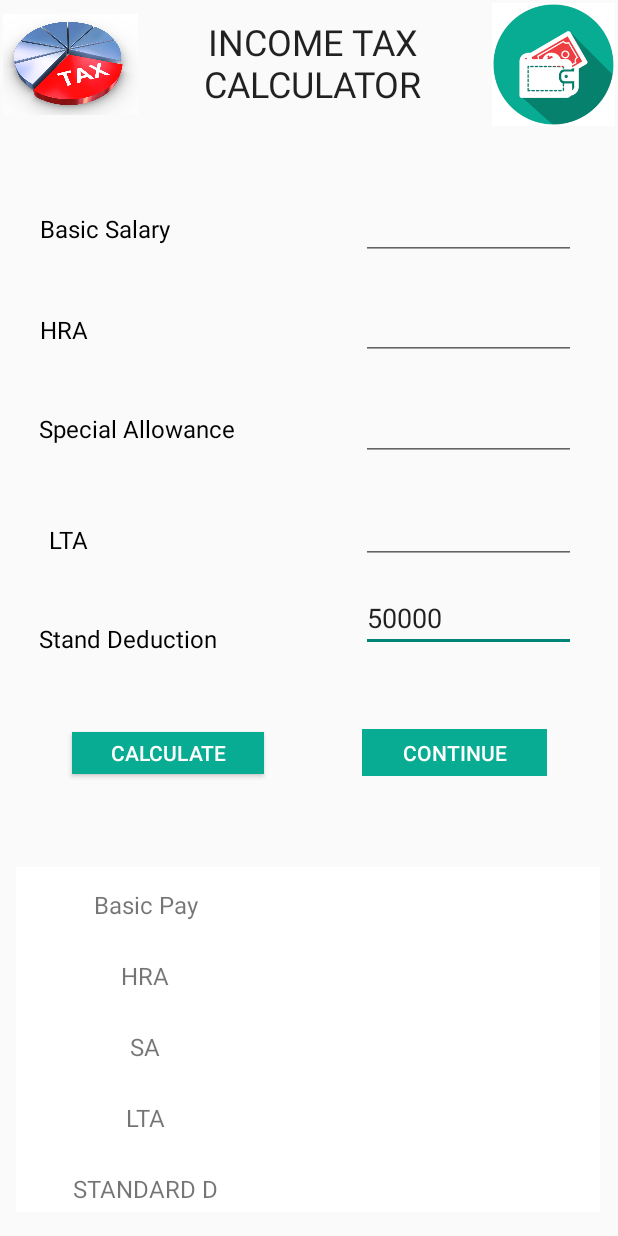
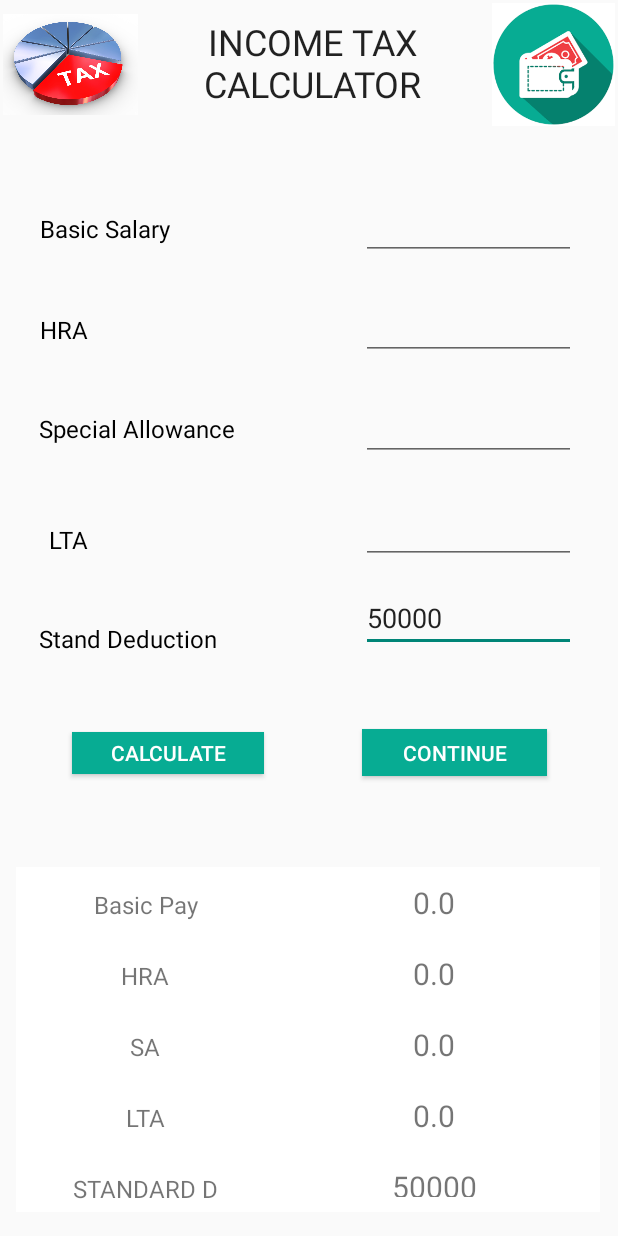
Before and after one commit to josharsh/Finance-Manager, an Android app: the IncomeActivity screen opened directly, with no data from a screen before it, after a tap on "CALCULATE", on a phone screen of 412 x 824 dp. Run offline under Robolectric (Android 15) with nearby library versions, the phone set to English and light mode, and no system bars.

Commit message:
Implemented:
1) Gradle upgrade
2) jdk upgrade to version 11
3) Updated dependencies
4) Implemented View Binding in place of findviewbyid
5) Worked on errors due to blank entries in income tax calculator.

```diff
--- a/app/src/main/java/com/cmt/taxcalculator/IncomeActivity.java
+++ b/app/src/main/java/com/cmt/taxcalculator/IncomeActivity.java
@@ -1,13 +1,19 @@
 package com.cmt.taxcalculator;
 
+import static android.content.ContentValues.TAG;
+
 import android.content.Intent;
-import androidx.appcompat.app.AppCompatActivity;
 import android.os.Bundle;
+import android.util.Log;
 import android.view.View;
 import android.widget.Button;
 import android.widget.EditText;
 import android.widget.TextView;
 import android.widget.Toast;
+
+import androidx.appcompat.app.AppCompatActivity;
+
+import com.cmt.taxcalculator.databinding.ActivityIncomeBinding;
 
 
 public class IncomeActivity extends AppCompatActivity {
@@ -16,55 +22,59 @@ public class IncomeActivity extends AppCompatActivity {
     EditText hra;
     EditText sa;
     EditText lta;
-    TextView T1,T2,T3,T4,T5;
+    TextView T1, T2, T3, T4, T5;
     TextView tx;
     TextView tx1;
     Button b1;
     Button con;
+    private ActivityIncomeBinding binding;
+
     @Override
     protected void onCreate(Bundle savedInstanceState) {
         super.onCreate(savedInstanceState);
-        setContentView(R.layout.activity_income);
-        con=(Button)findViewById(R.id.next);
-        bs=findViewById(R.id.edit1);
-        hra=findViewById(R.id.edit2);
-        sa=findViewById(R.id.edit3);
-        lta=findViewById(R.id.edit4);
-        T1=findViewById(R.id.t1);
-        T2=findViewById(R.id.t2);
-        T3=findViewById(R.id.t3);
-        T4=findViewById(R.id.t4);
-        T5=findViewById(R.id.t5);
+        binding = ActivityIncomeBinding.inflate(getLayoutInflater());
+        setContentView(binding.getRoot());
+        con = binding.next;
+        bs = binding.edit1;
+        hra = binding.edit2;
+        sa = binding.edit3;
+        lta = binding.edit4;
+        T1 = binding.t1;
+        T2 = binding.t2;
+        T3 = binding.t3;
+        T4 = binding.t4;
+        T5 = binding.t5;
 
 
-        tx1=findViewById(R.id.text3);
-        b1=findViewById(R.id.go);
+        tx1 = binding.text3;
+        b1 = binding.go;
         con.setOnClickListener(new View.OnClickListener() {
             @Override
             public void onClick(View view) {
                 calculate();
             }
         });
+
         b1.setOnClickListener(new View.OnClickListener() {
             @Override
             public void onClick(View view) {
 
                 try {
-                    int HRA=Integer.parseInt(hra.getText().toString());
-                    int LTAc=Integer.parseInt(lta.getText().toString());
-                    double calcHRA=0.36*HRA;
-                    double calcLTA=0.12*LTAc;
+                    int HRA = Integer.parseInt(String.valueOf(hra.getText().toString().equals("") ? "0" : hra.getText()));
+                    int LTAc = Integer.parseInt(String.valueOf(lta.getText().toString().equals("") ? "0" : lta.getText()));
 
-                    T1.setText(""+bs.getText().toString());
-                    T2.setText(""+calcHRA);
-                    T3.setText(""+sa.getText().toString());
-                    T4.setText(""+calcLTA);
-                    T5.setText(""+50000);
+                    double calcHRA = 0.36 * HRA;
+                    double calcLTA = 0.12 * LTAc;
+
+                    T1.setText((String.valueOf(bs.getText().toString().equals("") ? "0.0" : bs.getText())));
+                    T2.setText(String.valueOf(calcHRA));
+                    T3.setText(String.valueOf(sa.getText().toString().equals("") ? "0.0" : sa.getText()));
+                    T4.setText(String.valueOf(calcLTA));
+                    T5.setText(String.valueOf(50000));
                     con.setEnabled(true);
 
-                }
-                catch (Exception e) {
-                    Toast.makeText(getApplicationContext(), "An Error Occurred, Please try again!", Toast.LENGTH_LONG).show();
+                } catch (Exception e) {
+                    Toast.makeText(getApplicationContext(), e.toString(), Toast.LENGTH_LONG).show();
 
                 }
             }
@@ -72,13 +82,12 @@ public class IncomeActivity extends AppCompatActivity {
     }
 
 
-    public void calculate()
-    {
-        Intent i=new Intent(IncomeActivity.this,NextIncome.class);
-        i.putExtra("baseincome",bs.getText().toString());
-        i.putExtra("HRA",T2.getText().toString());
-        i.putExtra("SA",sa.getText().toString());
-        i.putExtra("LTA",lta.getText().toString());
+    public void calculate() {
+        Intent i = new Intent(IncomeActivity.this, NextIncome.class);
+        i.putExtra("baseincome", bs.getText().toString());
+        i.putExtra("HRA", T2.getText().toString());
+        i.putExtra("SA", sa.getText().toString());
+        i.putExtra("LTA", lta.getText().toString());
         startActivity(i);
 
     }
--- a/app/src/main/res/layout/activity_emi.xml
+++ b/app/src/main/res/layout/activity_emi.xml
@@ -1,9 +1,7 @@
-<androidx.coordinatorlayout.widget.CoordinatorLayout
-    xmlns:android="http://schemas.android.com/apk/res/android"
+<androidx.coordinatorlayout.widget.CoordinatorLayout xmlns:android="http://schemas.android.com/apk/res/android"
     android:layout_width="match_parent"
     xmlns:tools="http://schemas.android.com/tools"
     tools:context="com.cmt.taxcalculator.EMIActivity"
-    xmlns:app="http://schemas.android.com/apk/res-auto"
     android:layout_height="match_parent">
 
     <androidx.core.widget.NestedScrollView
--- a/app/src/main/res/layout/activity_income.xml
+++ b/app/src/main/res/layout/activity_income.xml
@@ -170,7 +170,7 @@
         android:layout_marginTop="18dp"
         android:layout_marginEnd="28dp"
         android:ems="10"
-        android:inputType="number|numberDecimal"
+        android:inputType="numberDecimal"
         android:labelFor="@id/edit1"
         app:layout_constraintBottom_toBottomOf="parent"
         app:layout_constraintEnd_toEndOf="parent"
--- a/app/src/main/res/values/strings.xml
+++ b/app/src/main/res/values/strings.xml
@@ -7,4 +7,10 @@
     <string name="enterincome"> Enter Income</string>
     <string name="hint_interest_total">Total Interest for Loan ₹</string>
     <string name="ab">By: Harsh Joshi</string>
+    <string name="calculate">Calculate</string>
+    <string name="section_80d">Section 80D</string>
+    <string name="section_80tta">Section 80TTA</string>
+    <string name="section_80c">Section 80C</string>
+    <string name="income_tax_calculator">INCOME TAX CALCULATOR</string>
+    <string name="lta">LTA</string>
 </resources>
--- a/build.gradle
+++ b/build.gradle
@@ -5,9 +5,10 @@ buildscript {
     repositories {
         google()
         jcenter()
+        mavenCentral()
     }
     dependencies {
-        classpath 'com.android.tools.build:gradle:3.2.1'
+        classpath 'com.android.tools.build:gradle:7.3.0'
 
 
         // NOTE: Do not place your application dependencies here; they belong
@@ -19,6 +20,7 @@ allprojects {
     repositories {
         google()
         jcenter()
+        mavenCentral()
     }
 }
 
```
Also changed, not shown: app/build.gradle (+20 -11 lines), app/src/main/AndroidManifest.xml (+5 -3 lines), app/src/main/java/com/cmt/taxcalculator/EMIActivity.java (+31 -26 lines), app/src/main/java/com/cmt/taxcalculator/FinalIncomeActivity.java (+56 -55 lines), app/src/main/java/com/cmt/taxcalculator/GSTActivity.java (+6 -2 lines), app/src/main/java/com/cmt/taxcalculator/MainActivity.java (+11 -6 lines), app/src/main/java/com/cmt/taxcalculator/NextIncome.java (+44 -27 lines), app/src/main/java/com/cmt/taxcalculator/SplashScreen.java (+10 -5 lines), app/src/main/res/layout/activity_next_income.xml (+7 -7 lines), gradle/wrapper/gradle-wrapper.properties, 3 other files.
